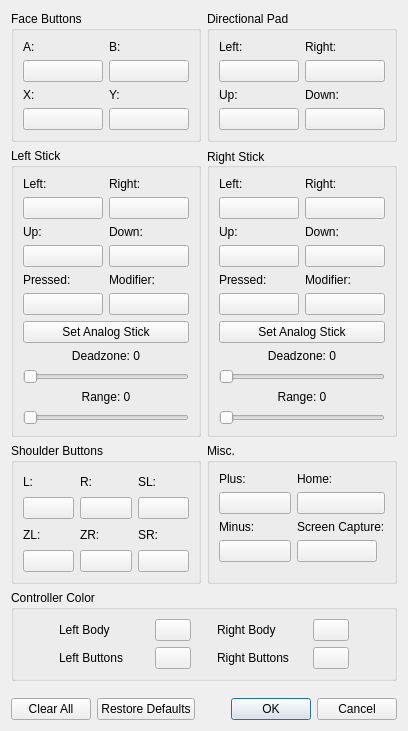
First picture: the form in src/yuzu/configuration/configure_input_player.ui, repository rorrim-rorrim/eden-alt, before the edit.
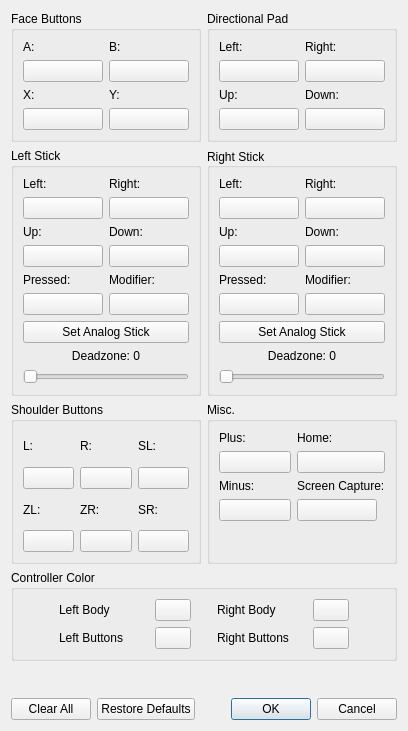
Second picture: the form after the edit.

Patch:
```diff
--- a/src/yuzu/configuration/configure_input_player.ui
+++ b/src/yuzu/configuration/configure_input_player.ui
@@ -195,35 +195,7 @@
           </item>
          </layout>
         </item>
-         <item row="5" column="0" colspan="2">
-           <layout class="QVBoxLayout" name="sliderRStickRangeVerticalLayout">
-             <property name="sizeConstraint">
-               <enum>QLayout::SetDefaultConstraint</enum>
-             </property>
-             <item>
-               <layout class="QHBoxLayout" name="sliderRStickRangeHorizontalLayout">
-                 <item>
-                   <widget class="QLabel" name="labelRStickRange">
-                     <property name="text">
-                       <string>Range: 0</string>
-                     </property>
-                     <property name="alignment">
-                       <enum>Qt::AlignHCenter</enum>
-                     </property>
-                   </widget>
-                 </item>
-               </layout>
-             </item>
-             <item>
-               <widget class="QSlider" name="sliderRStickRange">
-                 <property name="orientation">
-                   <enum>Qt::Horizontal</enum>
-                 </property>
-               </widget>
-             </item>
-           </layout>
-         </item>
-        <item row="6" column="0">
+        <item row="5" column="0">
          <spacer name="RStick_verticalSpacer">
           <property name="orientation">
            <enum>Qt::Vertical</enum>
@@ -839,35 +811,7 @@
           </item>
          </layout>
         </item>
-        <item row="6" column="1" colspan="2">
-            <layout class="QVBoxLayout" name="sliderLStickRangeVerticalLayout">
-            <property name="sizeConstraint">
-              <enum>QLayout::SetDefaultConstraint</enum>
-            </property>
-            <item>
-              <layout class="QHBoxLayout" name="sliderLStickRangeHorizontalLayout">
-                <item>
-                  <widget class="QLabel" name="labelLStickRange">
-                    <property name="text">
-                      <string>Range: 0</string>
-                    </property>
-                    <property name="alignment">
-                      <enum>Qt::AlignHCenter</enum>
-                    </property>
-                  </widget>
-                </item>
-              </layout>
-            </item>
-            <item>
-              <widget class="QSlider" name="sliderLStickRange">
-                <property name="orientation">
-                  <enum>Qt::Horizontal</enum>
-                </property>
-              </widget>
-            </item>
-          </layout>
-        </item>
-        <item row="7" column="1">
+        <item row="6" column="1">
          <spacer name="LStick_verticalSpacer">
           <property name="orientation">
            <enum>Qt::Vertical</enum>
```
